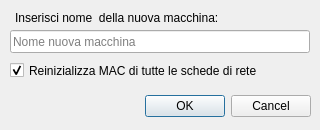
Before: the Qt Designer form src/CloneDialog.ui in nanodario/vb-ant, drawn with Qt 5.
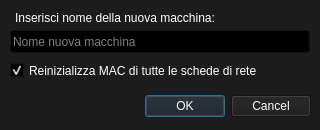
After: the same form once the commit is applied.

Diff of the .ui file:
```diff
--- a/src/CloneDialog.ui
+++ b/src/CloneDialog.ui
@@ -28,6 +28,421 @@
     <height>130</height>
    </size>
   </property>
+  <property name="palette">
+   <palette>
+    <active>
+     <colorrole role="WindowText">
+      <brush brushstyle="SolidPattern">
+       <color alpha="255">
+        <red>255</red>
+        <green>255</green>
+        <blue>255</blue>
+       </color>
+      </brush>
+     </colorrole>
+     <colorrole role="Button">
+      <brush brushstyle="SolidPattern">
+       <color alpha="255">
+        <red>28</red>
+        <green>28</green>
+        <blue>28</blue>
+       </color>
+      </brush>
+     </colorrole>
+     <colorrole role="Light">
+      <brush brushstyle="SolidPattern">
+       <color alpha="255">
+        <red>42</red>
+        <green>42</green>
+        <blue>42</blue>
+       </color>
+      </brush>
+     </colorrole>
+     <colorrole role="Midlight">
+      <brush brushstyle="SolidPattern">
+       <color alpha="255">
+        <red>35</red>
+        <green>35</green>
+        <blue>35</blue>
+       </color>
+      </brush>
+     </colorrole>
+     <colorrole role="Dark">
+      <brush brushstyle="SolidPattern">
+       <color alpha="255">
+        <red>14</red>
+        <green>14</green>
+        <blue>14</blue>
+       </color>
+      </brush>
+     </colorrole>
+     <colorrole role="Mid">
+      <brush brushstyle="SolidPattern">
+       <color alpha="255">
+        <red>18</red>
+        <green>18</green>
+        <blue>18</blue>
+       </color>
+      </brush>
+     </colorrole>
+     <colorrole role="Text">
+      <brush brushstyle="SolidPattern">
+       <color alpha="255">
+        <red>255</red>
+        <green>255</green>
+        <blue>255</blue>
+       </color>
+      </brush>
+     </colorrole>
+     <colorrole role="BrightText">
+      <brush brushstyle="SolidPattern">
+       <color alpha="255">
+        <red>255</red>
+        <green>255</green>
+        <blue>255</blue>
+       </color>
+      </brush>
+     </colorrole>
+     <colorrole role="ButtonText">
+      <brush brushstyle="SolidPattern">
+       <color alpha="255">
+        <red>255</red>
+        <green>255</green>
+        <blue>255</blue>
+       </color>
+      </brush>
+     </colorrole>
+     <colorrole role="Base">
+      <brush brushstyle="SolidPattern">
+       <color alpha="255">
+        <red>0</red>
+        <green>0</green>
+        <blue>0</blue>
+       </color>
+      </brush>
+     </colorrole>
+     <colorrole role="Window">
+      <brush brushstyle="SolidPattern">
+       <color alpha="255">
+        <red>28</red>
+        <green>28</green>
+        <blue>28</blue>
+       </color>
+      </brush>
+     </colorrole>
+     <colorrole role="Shadow">
+      <brush brushstyle="SolidPattern">
+       <color alpha="255">
+        <red>0</red>
+        <green>0</green>
+        <blue>0</blue>
+       </color>
+      </brush>
+     </colorrole>
+     <colorrole role="AlternateBase">
+      <brush brushstyle="SolidPattern">
+       <color alpha="255">
+        <red>14</red>
+        <green>14</green>
+        <blue>14</blue>
+       </color>
+      </brush>
+     </colorrole>
+     <colorrole role="ToolTipBase">
+      <brush brushstyle="SolidPattern">
+       <color alpha="255">
+        <red>255</red>
+        <green>255</green>
+        <blue>220</blue>
+       </color>
+      </brush>
+     </colorrole>
+     <colorrole role="ToolTipText">
+      <brush brushstyle="SolidPattern">
+       <color alpha="255">
+        <red>0</red>
+        <green>0</green>
+        <blue>0</blue>
+       </color>
+      </brush>
+     </colorrole>
+    </active>
+    <inactive>
+     <colorrole role="WindowText">
+      <brush brushstyle="SolidPattern">
+       <color alpha="255">
+        <red>255</red>
+        <green>255</green>
+        <blue>255</blue>
+       </color>
+      </brush>
+     </colorrole>
+     <colorrole role="Button">
+      <brush brushstyle="SolidPattern">
+       <color alpha="255">
+        <red>28</red>
+        <green>28</green>
+        <blue>28</blue>
+       </color>
+      </brush>
+     </colorrole>
+     <colorrole role="Light">
+      <brush brushstyle="SolidPattern">
+       <color alpha="255">
+        <red>42</red>
+        <green>42</green>
+        <blue>42</blue>
+       </color>
+      </brush>
+     </colorrole>
+     <colorrole role="Midlight">
+      <brush brushstyle="SolidPattern">
+       <color alpha="255">
+        <red>35</red>
+        <green>35</green>
+        <blue>35</blue>
+       </color>
+      </brush>
+     </colorrole>
+     <colorrole role="Dark">
+      <brush brushstyle="SolidPattern">
+       <color alpha="255">
+        <red>14</red>
+        <green>14</green>
+        <blue>14</blue>
+       </color>
+      </brush>
+     </colorrole>
+     <colorrole role="Mid">
+      <brush brushstyle="SolidPattern">
+       <color alpha="255">
+        <red>18</red>
+        <green>18</green>
+        <blue>18</blue>
+       </color>
+      </brush>
+     </colorrole>
+     <colorrole role="Text">
+      <brush brushstyle="SolidPattern">
+       <color alpha="255">
+        <red>255</red>
+        <green>255</green>
+        <blue>255</blue>
+       </color>
+      </brush>
+     </colorrole>
+     <colorrole role="BrightText">
+      <brush brushstyle="SolidPattern">
+       <color alpha="255">
+        <red>255</red>
+        <green>255</green>
+        <blue>255</blue>
+       </color>
+      </brush>
+     </colorrole>
+     <colorrole role="ButtonText">
+      <brush brushstyle="SolidPattern">
+       <color alpha="255">
+        <red>255</red>
+        <green>255</green>
+        <blue>255</blue>
+       </color>
+      </brush>
+     </colorrole>
+     <colorrole role="Base">
+      <brush brushstyle="SolidPattern">
+       <color alpha="255">
+        <red>0</red>
+        <green>0</green>
+        <blue>0</blue>
+       </color>
+      </brush>
+     </colorrole>
+     <colorrole role="Window">
+      <brush brushstyle="SolidPattern">
+       <color alpha="255">
+        <red>28</red>
+        <green>28</green>
+        <blue>28</blue>
+       </color>
+      </brush>
+     </colorrole>
+     <colorrole role="Shadow">
+      <brush brushstyle="SolidPattern">
+       <color alpha="255">
+        <red>0</red>
+        <green>0</green>
+        <blue>0</blue>
+       </color>
+      </brush>
+     </colorrole>
+     <colorrole role="AlternateBase">
+      <brush brushstyle="SolidPattern">
+       <color alpha="255">
+        <red>14</red>
+        <green>14</green>
+        <blue>14</blue>
+       </color>
+      </brush>
+     </colorrole>
+     <colorrole role="ToolTipBase">
+      <brush brushstyle="SolidPattern">
+       <color alpha="255">
+        <red>255</red>
+        <green>255</green>
+        <blue>220</blue>
+       </color>
+      </brush>
+     </colorrole>
+     <colorrole role="ToolTipText">
+      <brush brushstyle="SolidPattern">
+       <color alpha="255">
+        <red>0</red>
+        <green>0</green>
+        <blue>0</blue>
+       </color>
+      </brush>
+     </colorrole>
+    </inactive>
+    <disabled>
+     <colorrole role="WindowText">
+      <brush brushstyle="SolidPattern">
+       <color alpha="255">
+        <red>14</red>
+        <green>14</green>
+        <blue>14</blue>
+       </color>
+      </brush>
+     </colorrole>
+     <colorrole role="Button">
+      <brush brushstyle="SolidPattern">
+       <color alpha="255">
+        <red>28</red>
+        <green>28</green>
+        <blue>28</blue>
+       </color>
+      </brush>
+     </colorrole>
+     <colorrole role="Light">
+      <brush brushstyle="SolidPattern">
+       <color alpha="255">
+        <red>42</red>
+        <green>42</green>
+        <blue>42</blue>
+       </color>
+      </brush>
+     </colorrole>
+     <colorrole role="Midlight">
+      <brush brushstyle="SolidPattern">
+       <color alpha="255">
+        <red>35</red>
+        <green>35</green>
+        <blue>35</blue>
+       </color>
+      </brush>
+     </colorrole>
+     <colorrole role="Dark">
+      <brush brushstyle="SolidPattern">
+       <color alpha="255">
+        <red>14</red>
+        <green>14</green>
+        <blue>14</blue>
+       </color>
+      </brush>
+     </colorrole>
+     <colorrole role="Mid">
+      <brush brushstyle="SolidPattern">
+       <color alpha="255">
+        <red>18</red>
+        <green>18</green>
+        <blue>18</blue>
+       </color>
+      </brush>
+     </colorrole>
+     <colorrole role="Text">
+      <brush brushstyle="SolidPattern">
+       <color alpha="255">
+        <red>14</red>
+        <green>14</green>
+        <blue>14</blue>
+       </color>
+      </brush>
+     </colorrole>
+     <colorrole role="BrightText">
+      <brush brushstyle="SolidPattern">
+       <color alpha="255">
+        <red>255</red>
+        <green>255</green>
+        <blue>255</blue>
+       </color>
+      </brush>
+     </colorrole>
+     <colorrole role="ButtonText">
+      <brush brushstyle="SolidPattern">
+       <color alpha="255">
+        <red>14</red>
+        <green>14</green>
+        <blue>14</blue>
+       </color>
+      </brush>
+     </colorrole>
+     <colorrole role="Base">
+      <brush brushstyle="SolidPattern">
+       <color alpha="255">
+        <red>28</red>
+        <green>28</green>
+        <blue>28</blue>
+       </color>
+      </brush>
+     </colorrole>
+     <colorrole role="Window">
+      <brush brushstyle="SolidPattern">
+       <color alpha="255">
+        <red>28</red>
+        <green>28</green>
+        <blue>28</blue>
+       </color>
+      </brush>
+     </colorrole>
+     <colorrole role="Shadow">
+      <brush brushstyle="SolidPattern">
+       <color alpha="255">
+        <red>0</red>
+        <green>0</green>
+        <blue>0</blue>
+       </color>
+      </brush>
+     </colorrole>
+     <colorrole role="AlternateBase">
+      <brush brushstyle="SolidPattern">
+       <color alpha="255">
+        <red>28</red>
+        <green>28</green>
+        <blue>28</blue>
+       </color>
+      </brush>
+     </colorrole>
+     <colorrole role="ToolTipBase">
+      <brush brushstyle="SolidPattern">
+       <color alpha="255">
+        <red>255</red>
+        <green>255</green>
+        <blue>220</blue>
+       </color>
+      </brush>
+     </colorrole>
+     <colorrole role="ToolTipText">
+      <brush brushstyle="SolidPattern">
+       <color alpha="255">
+        <red>0</red>
+        <green>0</green>
+        <blue>0</blue>
+       </color>
+      </brush>
+     </colorrole>
+    </disabled>
+   </palette>
+  </property>
   <property name="windowTitle">
    <string>Clona macchina...</string>
   </property>
@@ -89,7 +504,7 @@
     </rect>
    </property>
    <property name="text">
-    <string>Inserisci nome  della nuova macchina:</string>
+    <string>Inserisci nome della nuova macchina:</string>
    </property>
    <property name="textInteractionFlags">
     <set>Qt::NoTextInteraction</set>
```
Left out of the diff: 4 changed lines with no effect on the pictures.
